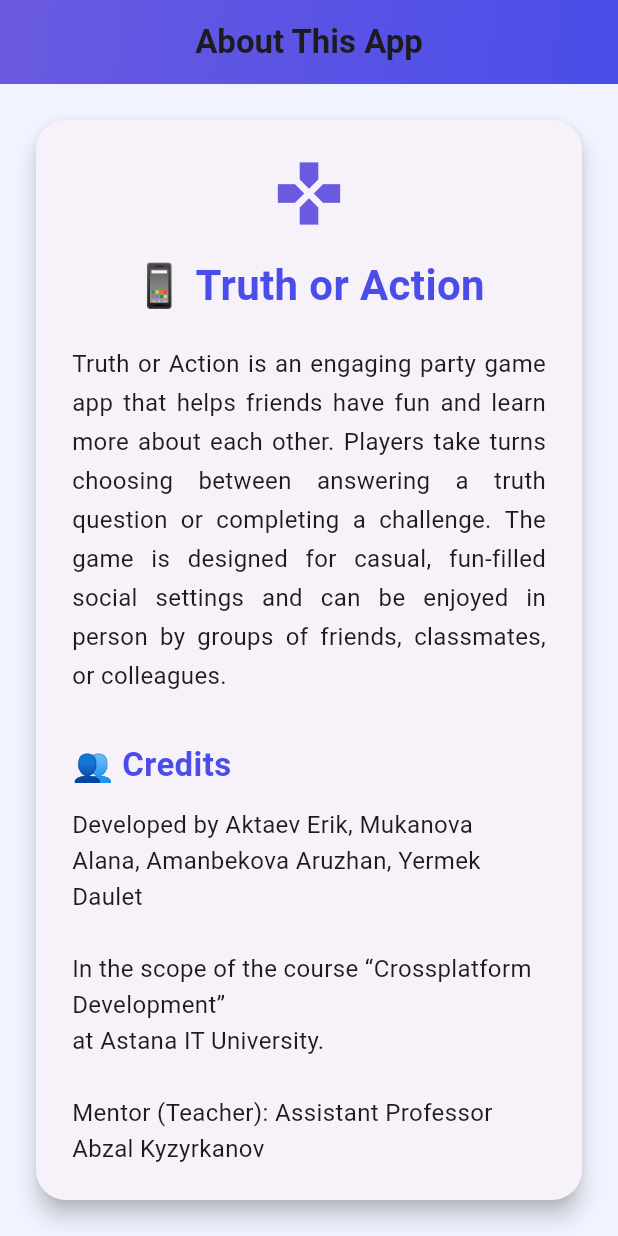
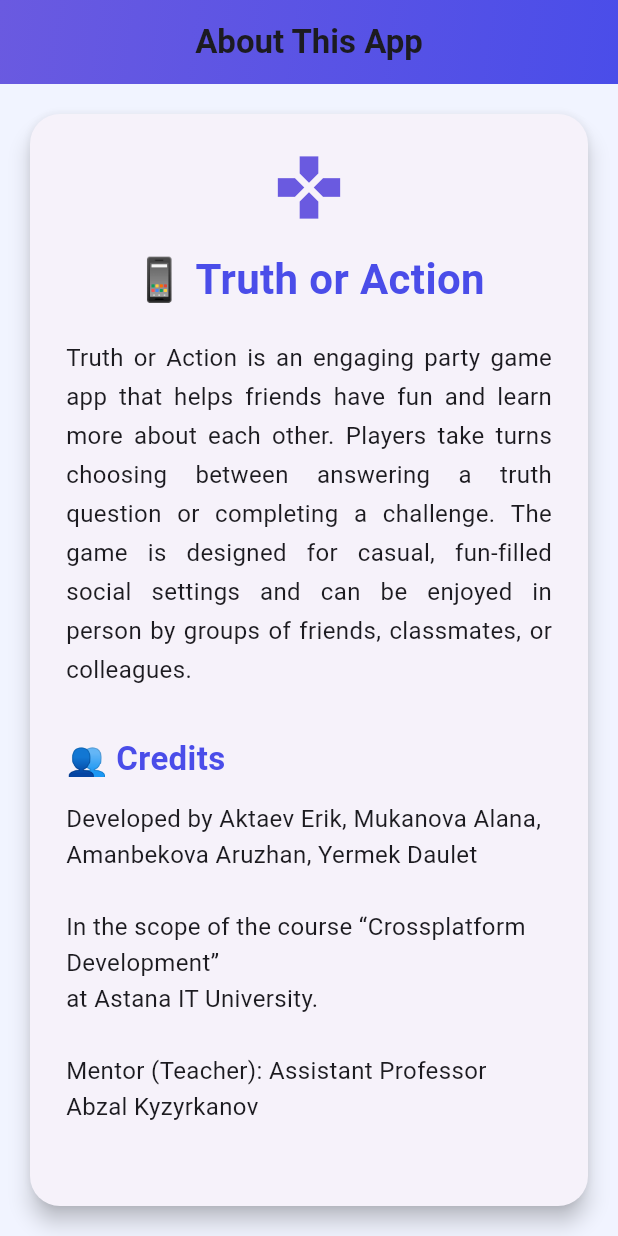
Before and after one commit to Bewin-btw/NYC_CPMD, a Flutter app: the screen it shows after launch, on a phone screen of 412 x 824 dp. Run offline on Flutter 3.47's test engine with Material 3 defaults, Android fonts, the phone set to English and light mode, and no system bars.

Commit message:
2 assignment

```diff
--- a/lib/main.dart
+++ b/lib/main.dart
@@ -1,9 +1,9 @@
 import 'package:flutter/material.dart';
-import 'about_page.dart'; // Подключаем AboutPage
+import 'screens/about_page.dart';
+import 'screens/home_page.dart';
+import 'utils/constants.dart';
 
-void main() {
-  runApp(const MyApp());
-}
+void main() => runApp(const MyApp());
 
 class MyApp extends StatelessWidget {
   const MyApp({super.key});
@@ -11,12 +11,25 @@ class MyApp extends StatelessWidget {
   @override
   Widget build(BuildContext context) {
     return MaterialApp(
-      debugShowCheckedModeBanner: false, // убираем DEBUG-ленту
-      title: 'Truth or Action',
+      debugShowCheckedModeBanner: false,
+      title: 'Truth or Dare',
       theme: ThemeData(
-        primarySwatch: Colors.deepPurple,
+        colorScheme: ColorScheme.fromSeed(
+          seedColor: AppColors.primary,
+          brightness: Brightness.light,
+        ),
+        useMaterial3: true,
+        pageTransitionsTheme: const PageTransitionsTheme(
+          builders: {
+            TargetPlatform.android: ZoomPageTransitionsBuilder(),
+            TargetPlatform.iOS: CupertinoPageTransitionsBuilder(),
+          },
+        ),
       ),
-      home: const AboutPage(), // Вот здесь подключается твоя страница
+      home: const AboutPage(),
+      routes: {
+        '/home': (context) => const HomePage(),
+      },
     );
   }
 }
--- a/lib/about_page.dart
+++ b/lib/screens/about_page.dart
@@ -1,4 +1,6 @@
 import 'package:flutter/material.dart';
+import 'home_page.dart'; // Импорт главного экрана
+import '../utils/constants.dart';
 
 class AboutPage extends StatelessWidget {
   const AboutPage({super.key});
@@ -6,12 +8,12 @@ class AboutPage extends StatelessWidget {
   @override
   Widget build(BuildContext context) {
     return Scaffold(
-      backgroundColor: const Color(0xFFF1F4FF),
+      backgroundColor: AppColors.background,
       appBar: AppBar(
         flexibleSpace: Container(
           decoration: const BoxDecoration(
             gradient: LinearGradient(
-              colors: [Color(0xFF6A5AE0), Color(0xFF4A4DE9)],
+              colors: [AppColors.primary, AppColors.secondary],
               begin: Alignment.topLeft,
               end: Alignment.bottomRight,
             ),
@@ -25,24 +27,24 @@ class AboutPage extends StatelessWidget {
         elevation: 4,
       ),
       body: Padding(
-        padding: const EdgeInsets.all(20.0),
+        padding: const EdgeInsets.all(AppDimensions.padding),
         child: Card(
           elevation: 6,
           shape: RoundedRectangleBorder(
-            borderRadius: BorderRadius.circular(20),
+            borderRadius: BorderRadius.circular(AppDimensions.borderRadius),
           ),
           child: Padding(
             padding: const EdgeInsets.all(24.0),
             child: ListView(
               children: [
-                const Icon(Icons.games, size: 50, color: Color(0xFF6A5AE0)),
+                const Icon(Icons.games, size: 50, color: AppColors.primary),
                 const SizedBox(height: 16),
                 const Text(
                   '📱 Truth or Action',
                   style: TextStyle(
                     fontSize: 28,
                     fontWeight: FontWeight.bold,
-                    color: Color(0xFF4A4DE9),
+                    color: AppColors.secondary,
                   ),
                   textAlign: TextAlign.center,
                 ),
@@ -60,7 +62,7 @@ class AboutPage extends StatelessWidget {
                   style: TextStyle(
                     fontSize: 22,
                     fontWeight: FontWeight.bold,
-                    color: Color(0xFF4A4DE9),
+                    color: AppColors.secondary,
                   ),
                 ),
                 const SizedBox(height: 12),
@@ -73,11 +75,11 @@ class AboutPage extends StatelessWidget {
                 ),
                 const SizedBox(height: 30),
                 ElevatedButton.icon(
-                  onPressed: () {},
+                 onPressed: () => _navigateToHome(context),
                   icon: const Icon(Icons.play_arrow),
                   label: const Text('Start Game'),
                   style: ElevatedButton.styleFrom(
-                    backgroundColor: const Color(0xFF6A5AE0),
+                    backgroundColor: AppColors.primary,
                     foregroundColor: Colors.white,
                     padding: const EdgeInsets.symmetric(vertical: 14),
                     textStyle: const TextStyle(fontSize: 16),
@@ -94,3 +96,19 @@ class AboutPage extends StatelessWidget {
     );
   }
 }
+
+void _navigateToHome(BuildContext context) {
+  Navigator.pushReplacement(
+    context,
+    PageRouteBuilder(
+      transitionDuration: const Duration(milliseconds: 700),
+      pageBuilder: (_, animation, secondaryAnimation) => SlideTransition(
+        position: Tween<Offset>(
+          begin: const Offset(1.0, 0.0),
+          end: Offset.zero,
+        ).animate(animation),
+        child: const HomePage(),
+      ),
+    ),
+  );
+}
--- /dev/null
+++ b/lib/utils/constants.dart
@@ -0,0 +1,26 @@
+import 'package:flutter/material.dart';
+
+class AppColors {
+  static const Color primary = Color(0xFF6A5AE0);
+  static const Color secondary = Color(0xFF4A4DE9);
+  static const Color background = Color(0xFFF1F4FF);
+  static const Color textPrimary = Color(0xFF2D2D2D);
+}
+
+class AppTextStyles {
+  static const TextStyle header = TextStyle(
+    fontSize: 28,
+    fontWeight: FontWeight.bold,
+    height: 1.2,
+  );
+
+  static const TextStyle body = TextStyle(
+    fontSize: 16,
+    height: 1.6,
+  );
+}
+
+class AppDimensions {
+  static const double padding = 16.0;
+  static const double borderRadius = 20.0;
+}
```
Also changed, not shown: lib/models/game_item.dart (added, +11 -0 lines), lib/screens/home_page.dart (added, +71 -0 lines), lib/services/game_service.dart (added, +12 -0 lines), lib/utils/responsive.dart (added, +23 -0 lines), lib/widgets/adaptive_grid.dart (added, +84 -0 lines), 1 other file.
